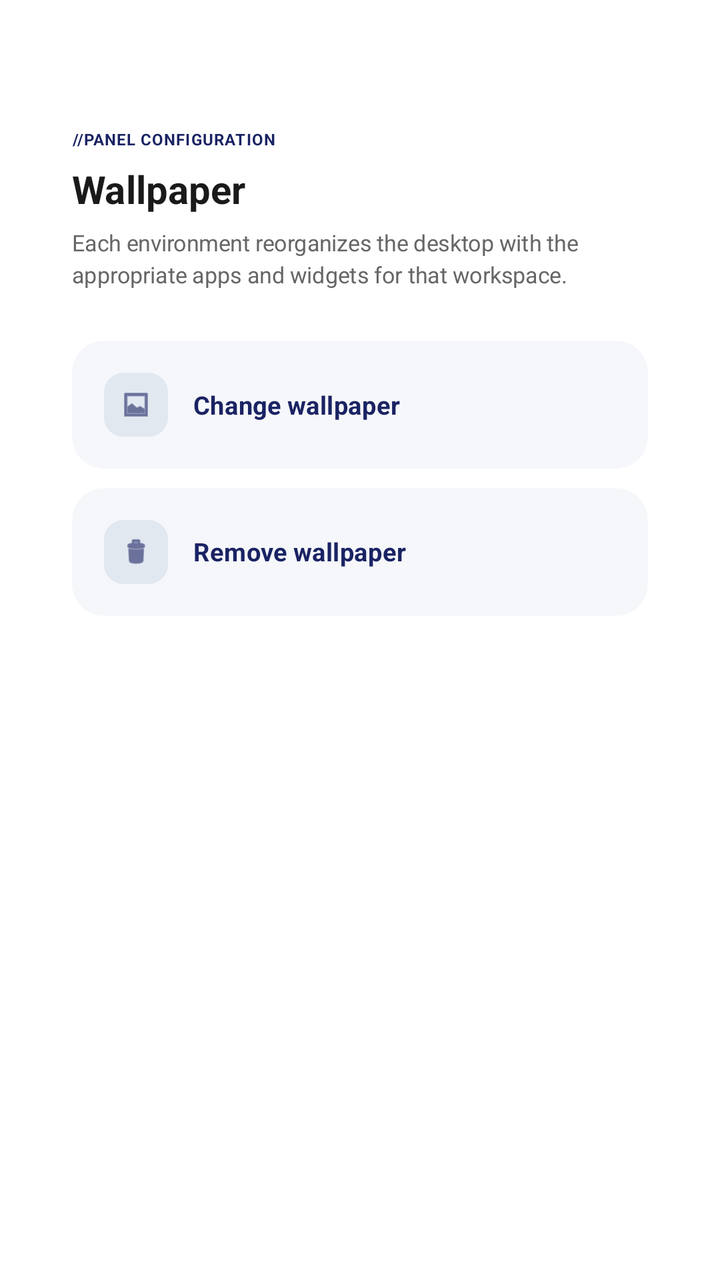
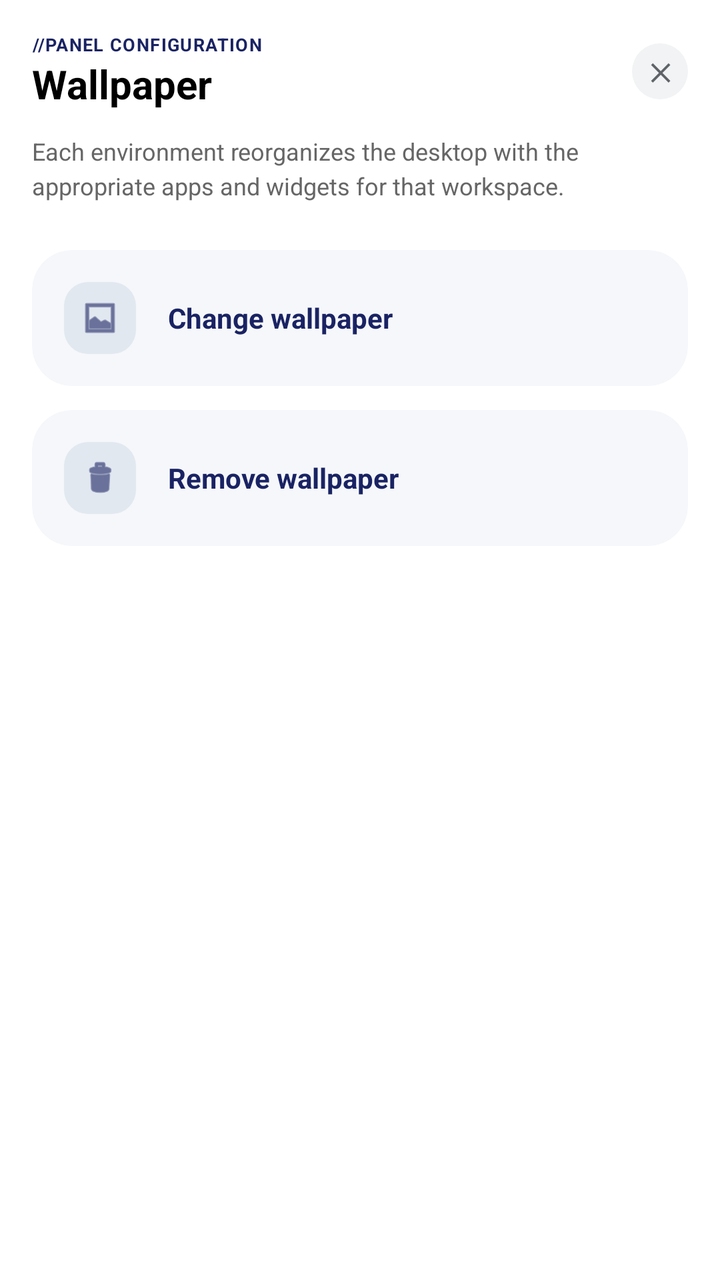

An Android layout rendered at two revisions. The XML below is the earlier revision; the diff shows what the commit changed to produce the second picture.
<!-- AndroidManifest.xml: application theme Theme.LauncherTs13 -->
<!-- res/layout/dialog_wallpaper_options.xml -->
<?xml version="1.0" encoding="utf-8"?>
<LinearLayout xmlns:android="http://schemas.android.com/apk/res/android"
    xmlns:app="http://schemas.android.com/apk/res-auto"
    android:layout_width="match_parent"
    android:layout_height="wrap_content"
    android:orientation="vertical"
    android:scaleX="0.8"
    android:scaleY="0.8">

    <TextView
        android:layout_width="wrap_content"
        android:layout_height="wrap_content"
        android:text="@string/config_panel_title"
        android:textColor="@color/environment_unselected_title"
        android:textSize="10sp"
        android:textStyle="bold"
        android:letterSpacing="0.05"
        android:layout_marginBottom="8dp" />

    <TextView
        android:layout_width="wrap_content"
        android:layout_height="wrap_content"
        android:text="@string/wallpaper_title"
        android:textColor="#1A1A1A"
        android:textSize="24sp"
        android:textStyle="bold"
        android:layout_marginBottom="8dp" />

    <TextView
        android:layout_width="wrap_content"
        android:layout_height="wrap_content"
        android:text="@string/environment_desc"
        android:textSize="14sp"
        android:textColor="#666666"
        android:lineSpacingMultiplier="1.2"
        android:layout_marginBottom="32dp" />

    <com.google.android.material.card.MaterialCardView
        android:id="@+id/btn_change_wallpaper"
        android:layout_width="match_parent"
        android:layout_height="wrap_content"
        android:layout_marginBottom="12dp"
        app:cardCornerRadius="20dp"
        app:cardElevation="0dp"
        app:cardBackgroundColor="@color/environment_unselected_bg"
        app:strokeWidth="0dp">

        <LinearLayout
            android:layout_width="match_parent"
            android:layout_height="wrap_content"
            android:orientation="horizontal"
            android:padding="20dp"
            android:gravity="center_vertical">

            <ImageView
                android:layout_width="40dp"
                android:layout_height="40dp"
                android:background="@drawable/bg_icon_circle"
                android:padding="10dp"
                android:src="@android:drawable/ic_menu_gallery"
                app:tint="@color/environment_icon_unselected_tint"
                android:contentDescription="@string/wallpaper_change" />

            <TextView
                android:layout_width="0dp"
                android:layout_weight="1"
                android:layout_height="wrap_content"
                android:text="@string/wallpaper_change"
                android:textColor="@color/environment_unselected_title"
                android:textSize="16sp"
                android:textStyle="bold"
                android:layout_marginStart="16dp" />

        </LinearLayout>
    </com.google.android.material.card.MaterialCardView>

    <com.google.android.material.card.MaterialCardView
        android:id="@+id/btn_remove_wallpaper"
        android:layout_width="match_parent"
        android:layout_height="wrap_content"
        app:cardCornerRadius="20dp"
        app:cardElevation="0dp"
        app:cardBackgroundColor="@color/environment_unselected_bg"
        app:strokeWidth="0dp">

        <LinearLayout
            android:layout_width="match_parent"
            android:layout_height="wrap_content"
            android:orientation="horizontal"
            android:padding="20dp"
            android:gravity="center_vertical">

            <ImageView
                android:layout_width="40dp"
                android:layout_height="40dp"
                android:background="@drawable/bg_icon_circle"
                android:padding="10dp"
                android:src="@android:drawable/ic_menu_delete"
                app:tint="@color/environment_icon_unselected_tint"
                android:contentDescription="@string/wallpaper_remove" />

            <TextView
                android:layout_width="0dp"
                android:layout_weight="1"
                android:layout_height="wrap_content"
                android:text="@string/wallpaper_remove"
                android:textColor="@color/environment_unselected_title"
                android:textSize="16sp"
                android:textStyle="bold"
                android:layout_marginStart="16dp" />

        </LinearLayout>
    </com.google.android.material.card.MaterialCardView>

</LinearLayout>
<!-- resources referenced by this layout -->
<resources>
  <color name="environment_icon_unselected_tint">#1A2363</color>
  <color name="environment_unselected_bg">#F5F7FA</color>
  <color name="environment_unselected_title">#1A2363</color>
  <!-- drawable bg_icon_circle (drawable) -->
  <?xml version="1.0" encoding="utf-8"?>
  <shape xmlns:android="http://schemas.android.com/apk/res/android">
      <solid android:color="@color/environment_badge_bg" />
      <corners android:radius="12dp" />
  </shape>
  <string name="config_panel_title">//PANEL CONFIGURATION</string>
  <string name="environment_desc">Each environment reorganizes the desktop with the appropriate apps and widgets for that workspace.</string>
  <string name="wallpaper_change">Change wallpaper</string>
  <string name="wallpaper_remove">Remove wallpaper</string>
  <string name="wallpaper_title">Wallpaper</string>
  <style name="Theme.LauncherTs13" parent="Theme.MaterialComponents.DayNight.NoActionBar">
          <item name="colorPrimary">@color/dock_logo_color</item>
          <item name="colorPrimaryVariant">@color/dock_logo_color</item>
          <item name="colorOnPrimary">@color/white</item>
          <item name="colorSecondary">@color/teal_200</item>
          <item name="colorSecondaryVariant">@color/teal_700</item>
          <item name="colorOnSecondary">@color/black</item>
          <item name="android:windowBackground">@android:color/transparent</item>
          <item name="android:windowIsTranslucent">true</item>
          <item name="android:windowShowWallpaper">true</item>
          <item name="android:statusBarColor">@android:color/transparent</item>
          <item name="android:navigationBarColor">@android:color/transparent</item>
          <item name="android:windowLayoutInDisplayCutoutMode" tools:targetApi="o_mr1">shortEdges</item>
      </style>
  <color name="environment_badge_bg">#E2E8F0</color>
  <color name="dock_logo_color">#1A2363</color>
  <color name="white">#FFFFFFFF</color>
  <color name="teal_200">#FF03DAC5</color>
  <color name="teal_700">#FF018786</color>
  <color name="black">#FF000000</color>
</resources>

<!-- the commit's change to res/layout/dialog_wallpaper_options.xml (unified diff, before → after) -->
@@ -4,36 +4,64 @@
     android:layout_width="match_parent"
     android:layout_height="wrap_content"
     android:orientation="vertical"
-    android:scaleX="0.8"
-    android:scaleY="0.8">
+    android:padding="@dimen/dialog_padding">
 
-    <TextView
-        android:layout_width="wrap_content"
+    
+    <RelativeLayout
+        android:layout_width="match_parent"
         android:layout_height="wrap_content"
-        android:text="@string/config_panel_title"
-        android:textColor="@color/environment_unselected_title"
-        android:textSize="10sp"
-        android:textStyle="bold"
-        android:letterSpacing="0.05"
-        android:layout_marginBottom="8dp" />
+        android:layout_marginBottom="@dimen/dialog_header_margin_bottom">
 
-    <TextView
-        android:layout_width="wrap_content"
-        android:layout_height="wrap_content"
-        android:text="@string/wallpaper_title"
-        android:textColor="#1A1A1A"
-        android:textSize="24sp"
-        android:textStyle="bold"
-        android:layout_marginBottom="8dp" />
+        <LinearLayout
+            android:layout_width="wrap_content"
+            android:layout_height="wrap_content"
+            android:layout_alignParentStart="true"
+            android:layout_centerVertical="true"
+            android:layout_toStartOf="@id/btn_close_wallpaper"
+            android:orientation="vertical">
+
+            <TextView
+                android:layout_width="wrap_content"
+                android:layout_height="wrap_content"
+                android:letterSpacing="0.05"
+                android:text="@string/config_panel_title"
+                android:textColor="@color/environment_unselected_title"
+                android:textSize="@dimen/text_size_header_label"
+                android:textStyle="bold" />
+
+            <TextView
+                android:layout_width="wrap_content"
+                android:layout_height="wrap_content"
+                android:text="@string/wallpaper_title"
+                android:textColor="#000000"
+                android:textSize="@dimen/text_size_header_title"
+                android:textStyle="bold" />
+        </LinearLayout>
+
+        <TextView
+            android:id="@+id/btn_close_wallpaper"
+            android:layout_width="@dimen/dialog_close_button_size"
+            android:layout_height="@dimen/dialog_close_button_size"
+            android:layout_alignParentEnd="true"
+            android:layout_centerVertical="true"
+            android:background="@drawable/bg_name_selector_close"
+            android:clickable="true"
+            android:focusable="true"
+            android:gravity="center"
+            android:text="✕"
+            android:textColor="#5F6368"
+            android:textSize="12sp"
+            android:textStyle="bold" />
+    </RelativeLayout>
 
     <TextView
         android:layout_width="wrap_content"
         android:layout_height="wrap_content"
         android:text="@string/environment_desc"
-        android:textSize="14sp"
+        android:textSize="@dimen/text_size_body_secondary"
         android:textColor="#666666"
         android:lineSpacingMultiplier="1.2"
-        android:layout_marginBottom="32dp" />
+        android:layout_marginBottom="24dp" />
 
     <com.google.android.material.card.MaterialCardView
         android:id="@+id/btn_change_wallpaper"
@@ -49,14 +77,14 @@
             android:layout_width="match_parent"
             android:layout_height="wrap_content"
             android:orientation="horizontal"
-            android:padding="20dp"
+            android:padding="16dp"
             android:gravity="center_vertical">
 
             <ImageView
-                android:layout_width="40dp"
-                android:layout_height="40dp"
+                android:layout_width="36dp"
+                android:layout_height="36dp"
                 android:background="@drawable/bg_icon_circle"
-                android:padding="10dp"
+                android:padding="8dp"
                 android:src="@android:drawable/ic_menu_gallery"
                 app:tint="@color/environment_icon_unselected_tint"
                 android:contentDescription="@string/wallpaper_change" />
@@ -67,7 +95,7 @@
                 android:layout_height="wrap_content"
                 android:text="@string/wallpaper_change"
                 android:textColor="@color/environment_unselected_title"
-                android:textSize="16sp"
+                android:textSize="@dimen/text_size_body_primary"
                 android:textStyle="bold"
                 android:layout_marginStart="16dp" />
 
@@ -87,14 +115,14 @@
             android:layout_width="match_parent"
             android:layout_height="wrap_content"
             android:orientation="horizontal"
-            android:padding="20dp"
+            android:padding="16dp"
             android:gravity="center_vertical">
 
             <ImageView
-                android:layout_width="40dp"
-                android:layout_height="40dp"
+                android:layout_width="36dp"
+                android:layout_height="36dp"
                 android:background="@drawable/bg_icon_circle"
-                android:padding="10dp"
+                android:padding="8dp"
                 android:src="@android:drawable/ic_menu_delete"
                 app:tint="@color/environment_icon_unselected_tint"
                 android:contentDescription="@string/wallpaper_remove" />
@@ -105,7 +133,7 @@
                 android:layout_height="wrap_content"
                 android:text="@string/wallpaper_remove"
                 android:textColor="@color/environment_unselected_title"
-                android:textSize="16sp"
+                android:textSize="@dimen/text_size_body_primary"
                 android:textStyle="bold"
                 android:layout_marginStart="16dp" />
 
<!-- resource entries referenced after the edit -->
@@ -3,11 +3,24 @@
   <color name="environment_icon_unselected_tint">#1A2363</color>
   <color name="environment_unselected_bg">#F5F7FA</color>
   <color name="environment_unselected_title">#1A2363</color>
+  <dimen name="dialog_close_button_size">28dp</dimen>
+  <dimen name="dialog_header_margin_bottom">12dp</dimen>
+  <dimen name="dialog_padding">16dp</dimen>
+  <dimen name="text_size_body_primary">14sp</dimen>
+  <dimen name="text_size_body_secondary">12sp</dimen>
+  <dimen name="text_size_header_label">9sp</dimen>
+  <dimen name="text_size_header_title">20sp</dimen>
   <!-- drawable bg_icon_circle (drawable) -->
   <?xml version="1.0" encoding="utf-8"?>
   <shape xmlns:android="http://schemas.android.com/apk/res/android">
       <solid android:color="@color/environment_badge_bg" />
       <corners android:radius="12dp" />
+  </shape>
+  <!-- drawable bg_name_selector_close (drawable) -->
+  <?xml version="1.0" encoding="utf-8"?>
+  <shape xmlns:android="http://schemas.android.com/apk/res/android"
+      android:shape="oval">
+      <solid android:color="#F1F3F4" />
   </shape>
   <string name="config_panel_title">//PANEL CONFIGURATION</string>
   <string name="environment_desc">Each environment reorganizes the desktop with the appropriate apps and widgets for that workspace.</string>
